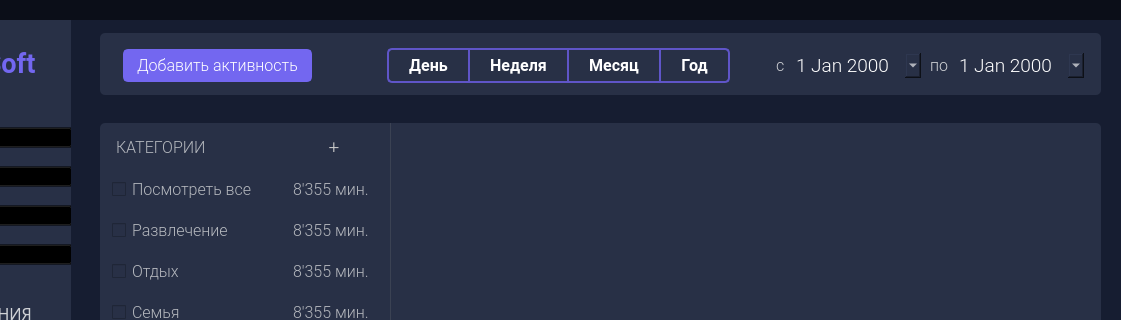
Qt form design/mainwindow_d.ui (yurii-bel/project_2021) before a commit; both pictures show x 159 to 1280 and y 0 to 320 of the 1280 by 768 pixel window.
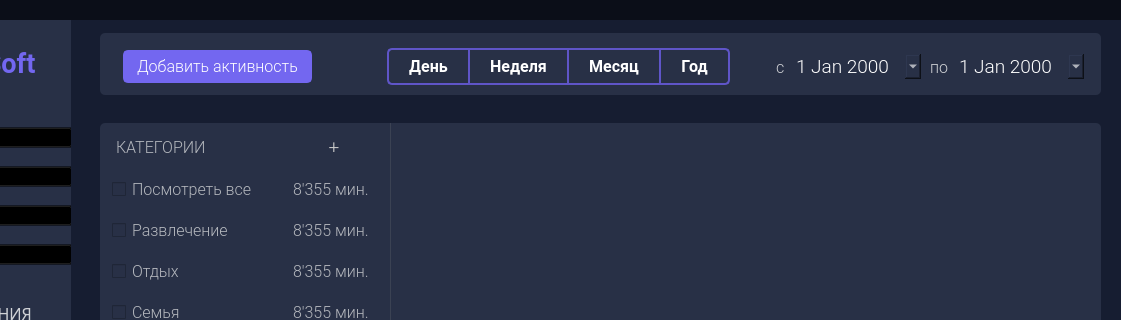
The same form after that commit. Icons and pictures are not drawn.

The edit to the form file:
```diff
--- a/design/mainwindow_d.ui
+++ b/design/mainwindow_d.ui
@@ -446,7 +446,7 @@
        <x>23</x>
        <y>15</y>
        <width>961</width>
-       <height>35</height>
+       <height>38</height>
       </rect>
      </property>
      <layout class="QHBoxLayout" name="mainwindow_horizontalLayout_navigation" stretch="0,0,0,0,0,0,0,0,0,0,0">
@@ -690,7 +690,9 @@
         </property>
         <property name="styleSheet">
          <string notr="true">margin-left: 30px;
-color: #D0D2D6;</string>
+color: #D0D2D6;
+padding-top: 4px;
+padding-bottom: 4px;</string>
         </property>
         <property name="text">
          <string/>
```
Left out of the diff: 3 changed lines with no effect on the pictures.
